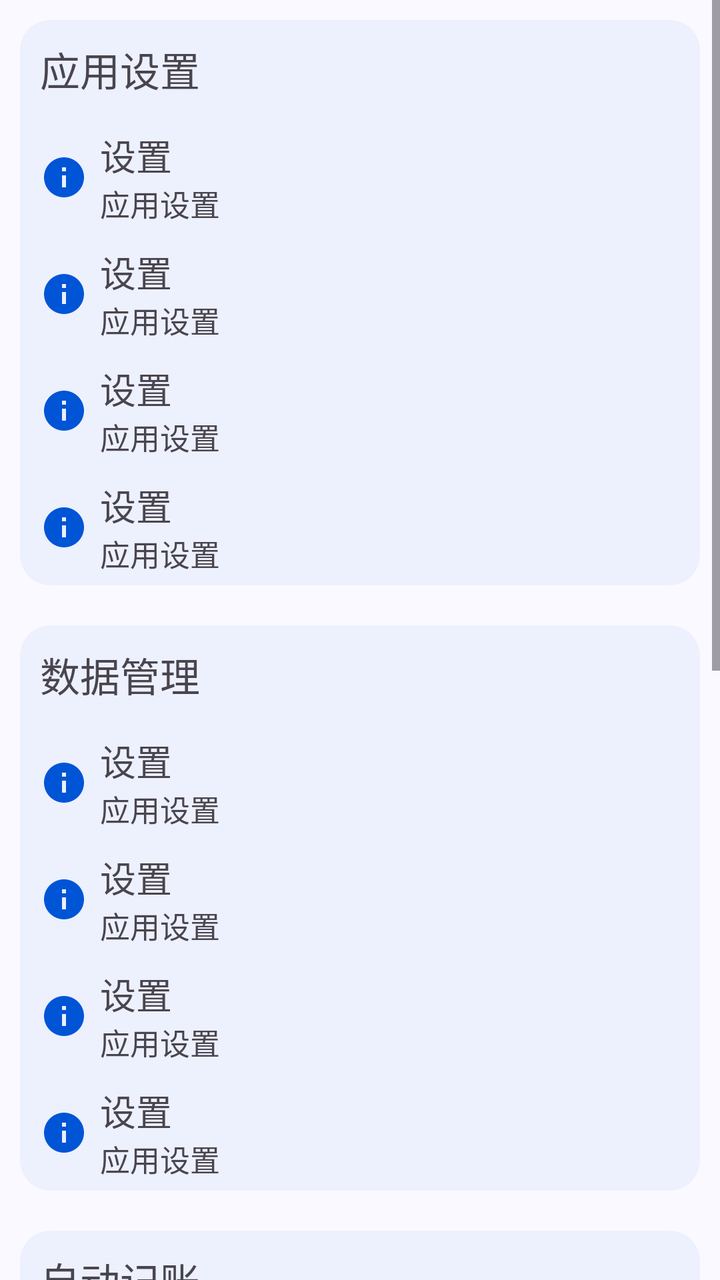
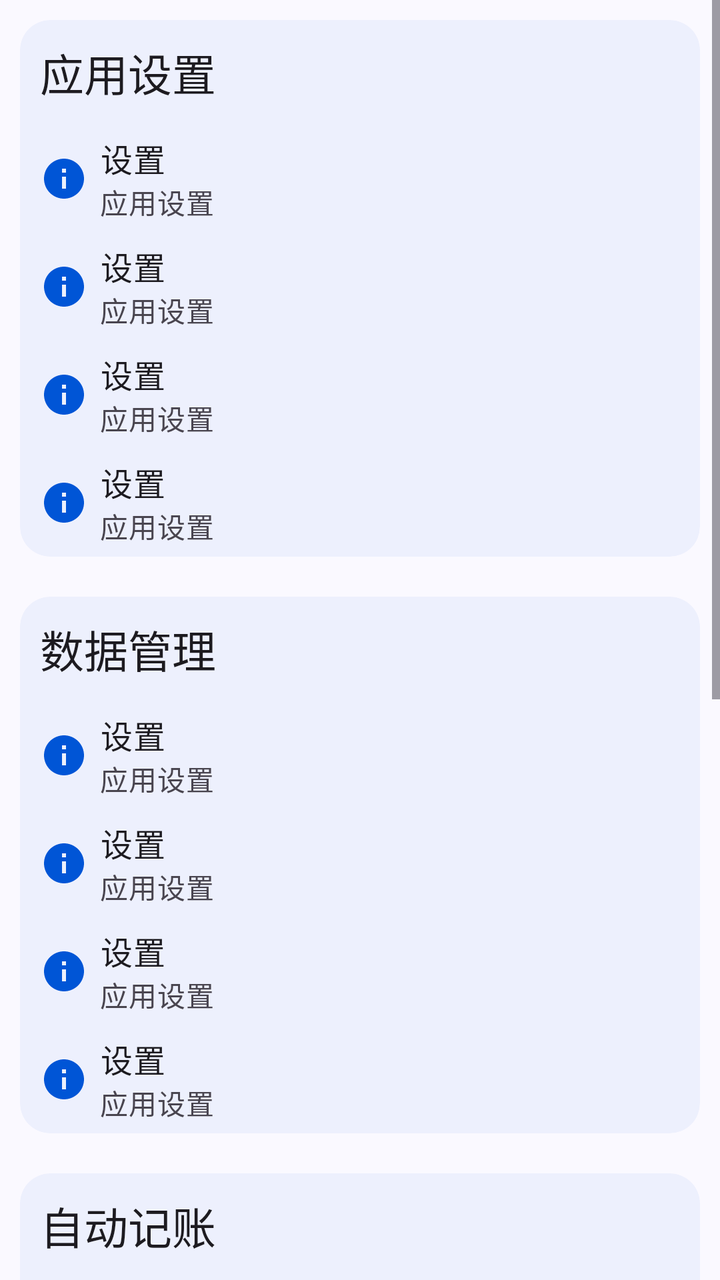

Before-and-after screenshots of an Android layout around one commit, followed by the original layout XML and the change that was made.
<!-- AndroidManifest.xml: application theme Theme.ManagerAssistant.Static -->
<!-- res/layout/fragment_setting.xml -->
<ScrollView xmlns:android="http://schemas.android.com/apk/res/android"
    xmlns:tools="http://schemas.android.com/tools"
    style="@style/CommonPageStyle"
    android:layout_width="match_parent"
    android:layout_height="match_parent"
    android:orientation="vertical"
    tools:context=".ui.pages.setting.SettingFragment">

    <LinearLayout
        android:layout_width="match_parent"
        android:layout_height="wrap_content"
        android:orientation="vertical">

        <com.google.android.material.card.MaterialCardView
            style="@style/ContentCardStyle"
            android:layout_width="match_parent"
            android:layout_height="wrap_content">

            <LinearLayout
                android:id="@+id/app_settings_layout"
                android:layout_width="match_parent"
                android:layout_height="match_parent"
                android:orientation="vertical">

                <com.google.android.material.textview.MaterialTextView
                    style="@style/LabelTextViewStyle"
                    android:layout_width="wrap_content"
                    android:layout_height="wrap_content"
                    android:text="@string/setting" />

                <include
                    android:id="@+id/theme_mode_option"
                    layout="@layout/view_setting_option" />

                <include
                    android:id="@+id/dynamic_color_option"
                    layout="@layout/view_setting_option" />

                <include
                    android:id="@+id/first_screen_option"
                    layout="@layout/view_setting_option" />

                <include
                    android:id="@+id/home_links_option"
                    layout="@layout/view_setting_option" />
            </LinearLayout>
        </com.google.android.material.card.MaterialCardView>

        <com.google.android.material.card.MaterialCardView
            style="@style/ContentCardStyle"
            android:layout_width="match_parent"
            android:layout_height="wrap_content">

            <LinearLayout
                android:id="@+id/data_manage_layout"
                android:layout_width="match_parent"
                android:layout_height="wrap_content"
                android:orientation="vertical">

                <com.google.android.material.textview.MaterialTextView
                    style="@style/LabelTextViewStyle"
                    android:layout_width="wrap_content"
                    android:layout_height="wrap_content"
                    android:text="@string/data_manage" />

                <include
                    android:id="@+id/export_data_option"
                    layout="@layout/view_setting_option" />

                <include
                    android:id="@+id/import_data_option"
                    layout="@layout/view_setting_option" />

                <include
                    android:id="@+id/clear_account_data_option"
                    layout="@layout/view_setting_option" />

                <include
                    android:id="@+id/auto_backup_option"
                    layout="@layout/view_setting_option" />

                <LinearLayout
                    android:id="@+id/auto_backup_layout"
                    android:layout_width="match_parent"
                    android:layout_height="wrap_content"
                    android:orientation="vertical"
                    android:visibility="gone">

                    <include
                        android:id="@+id/backup_frequency_option"
                        layout="@layout/view_setting_option" />

                    <include
                        android:id="@+id/backup_directory_option"
                        layout="@layout/view_setting_option" />
                </LinearLayout>
            </LinearLayout>
        </com.google.android.material.card.MaterialCardView>

        <com.google.android.material.card.MaterialCardView
            style="@style/ContentCardStyle"
            android:layout_width="match_parent"
            android:layout_height="wrap_content">

            <LinearLayout
                android:id="@+id/auto_bookkeeping_layout"
                android:layout_width="match_parent"
                android:layout_height="wrap_content"
                android:orientation="vertical">

                <com.google.android.material.textview.MaterialTextView
                    style="@style/LabelTextViewStyle"
                    android:layout_width="wrap_content"
                    android:layout_height="wrap_content"
                    android:text="@string/auto_bookkeeping" />

                <include
                    android:id="@+id/notification_analysis_switch_option"
                    layout="@layout/view_setting_option" />

                <LinearLayout
                    android:id="@+id/rule_manage_layout"
                    android:layout_width="match_parent"
                    android:layout_height="wrap_content"
                    android:orientation="vertical"
                    android:visibility="gone">

                    <include
                        android:id="@+id/rule_manage_option"
                        layout="@layout/view_setting_option" />

                    <include
                        android:id="@+id/reset_rule_option"
                        layout="@layout/view_setting_option" />
                </LinearLayout>
            </LinearLayout>
        </com.google.android.material.card.MaterialCardView>

        <com.google.android.material.card.MaterialCardView
            style="@style/ContentCardStyle"
            android:layout_width="match_parent"
            android:layout_height="wrap_content">

            <LinearLayout
                android:id="@+id/background_settings_layout"
                android:layout_width="match_parent"
                android:layout_height="wrap_content"
                android:orientation="vertical">

                <com.google.android.material.textview.MaterialTextView
                    style="@style/LabelTextViewStyle"
                    android:layout_width="wrap_content"
                    android:layout_height="wrap_content"
                    android:text="@string/background_setting" />

                <include
                    android:id="@+id/hide_background_option"
                    layout="@layout/view_setting_option" />

                <include
                    android:id="@+id/auto_start_option"
                    layout="@layout/view_setting_option" />

                <include
                    android:id="@+id/battery_optimization_option"
                    layout="@layout/view_setting_option" />
            </LinearLayout>
        </com.google.android.material.card.MaterialCardView>

        <com.google.android.material.card.MaterialCardView
            style="@style/ContentCardStyle"
            android:layout_width="match_parent"
            android:layout_height="wrap_content">

            <LinearLayout
                android:id="@+id/about_layout"
                android:layout_width="match_parent"
                android:layout_height="match_parent"
                android:orientation="vertical">

                <com.google.android.material.textview.MaterialTextView
                    style="@style/LabelTextViewStyle"
                    android:layout_width="wrap_content"
                    android:layout_height="wrap_content"
                    android:text="@string/about" />

                <include
                    android:id="@+id/about_option"
                    layout="@layout/view_setting_option" />

                <include
                    android:id="@+id/update_log_option"
                    layout="@layout/view_setting_option" />

                <include
                    android:id="@+id/update_check_option"
                    layout="@layout/view_setting_option" />
            </LinearLayout>
        </com.google.android.material.card.MaterialCardView>
    </LinearLayout>
</ScrollView>
<!-- res/layout/view_setting_option.xml (included above) -->
<androidx.constraintlayout.widget.ConstraintLayout xmlns:android="http://schemas.android.com/apk/res/android"
    xmlns:app="http://schemas.android.com/apk/res-auto"
    android:id="@+id/constraint_layout"
    style="@style/SettingOptionStyle"
    android:layout_width="match_parent"
    android:layout_height="wrap_content"
    android:paddingTop="5dp"
    android:paddingBottom="5dp">

    <LinearLayout
        android:id="@+id/free_layout"
        android:layout_width="wrap_content"
        android:layout_height="wrap_content"
        android:orientation="horizontal"
        app:layout_constraintBottom_toBottomOf="parent"
        app:layout_constraintEnd_toEndOf="parent"
        app:layout_constraintTop_toTopOf="parent" />

    <ImageView
        android:id="@+id/icon_view"
        style="@style/ImageViewStyle"
        android:layout_width="wrap_content"
        android:layout_height="wrap_content"
        android:importantForAccessibility="no"
        android:src="@drawable/baseline_info_24"
        app:layout_constraintBottom_toBottomOf="parent"
        app:layout_constraintStart_toStartOf="parent"
        app:layout_constraintTop_toTopOf="parent" />

    <LinearLayout
        android:layout_width="0dp"
        android:layout_height="wrap_content"
        android:orientation="vertical"
        app:layout_constraintBottom_toBottomOf="parent"
        app:layout_constraintEnd_toStartOf="@id/free_layout"
        app:layout_constraintHorizontal_bias="0.0"
        app:layout_constraintStart_toStartOf="parent"
        app:layout_constraintTop_toTopOf="parent">

        <com.google.android.material.textview.MaterialTextView
            android:id="@+id/title_text"
            android:layout_width="wrap_content"
            android:layout_height="wrap_content"
            android:layout_gravity="center_vertical"
            android:layout_marginStart="40dp"
            android:ellipsize="end"
            android:focusableInTouchMode="true"
            android:singleLine="true"
            android:text="@string/title_setting"
            android:textSize="18sp" />

        <com.google.android.material.textview.MaterialTextView
            android:id="@+id/description_text"
            android:layout_width="wrap_content"
            android:layout_height="wrap_content"
            android:layout_marginStart="40dp"
            android:ellipsize="end"
            android:focusableInTouchMode="true"
            android:singleLine="true"
            android:text="@string/setting"
            android:textColor="?attr/colorControlNormal"
            android:textSize="15sp" />
    </LinearLayout>
</androidx.constraintlayout.widget.ConstraintLayout>
<!-- resources referenced by this layout -->
<resources>
  <!-- drawable baseline_info_24 (drawable) -->
  <vector xmlns:android="http://schemas.android.com/apk/res/android" android:height="24dp" android:tint="#000000" android:viewportHeight="24" android:viewportWidth="24" android:width="24dp">
        
      <path android:fillColor="@android:color/white" android:pathData="M12,2C6.48,2 2,6.48 2,12s4.48,10 10,10 10,-4.48 10,-10S17.52,2 12,2zM13,17h-2v-6h2v6zM13,9h-2L11,7h2v2z"/>
      
  </vector>
  <string name="about">关于</string>
  <string name="auto_bookkeeping">自动记账</string>
  <string name="background_setting">后台设置</string>
  <string name="data_manage">数据管理</string>
  <string name="setting">应用设置</string>
  <string name="title_setting">设置</string>
  <style name="CommonPageStyle">
          <item name="android:fitsSystemWindows">true</item>
          <item name="android:background">?attr/colorSurface</item>
      </style>
  <style name="ContentCardStyle">
          <item name="cardBackgroundColor">@color/card_background_color</item>
          <item name="cardCornerRadius">15dp</item>
          <item name="strokeColor">@android:color/transparent</item>
          <item name="android:layout_marginTop">10dp</item>
          <item name="android:layout_marginStart">10dp</item>
          <item name="android:layout_marginEnd">10dp</item>
          <item name="android:layout_marginBottom">10dp</item>
      </style>
  <style name="ImageViewStyle">
          <item name="backgroundTint">@android:color/transparent</item>
          <item name="tint">?attr/colorPrimary</item>
          <item name="android:padding">10dp</item>
      </style>
  <style name="LabelTextViewStyle">
          <item name="android:paddingStart">10dp</item>
          <item name="android:paddingEnd">10dp</item>
          <item name="android:paddingTop">10dp</item>
          <item name="android:paddingBottom">10dp</item>
          <item name="android:textSize">20sp</item>
      </style>
  <style name="SettingOptionStyle">
          <item name="android:clickable">true</item>
          <item name="android:focusable">true</item>
          <item name="android:background">@drawable/ripple_rectangle</item>
      </style>
  <color name="color_primary">#0055d6</color>
  <color name="color_on_primary">#ffffff</color>
  <color name="color_primary_container">#d8e1fe</color>
  <color name="color_secondary_container">#e0e1ff</color>
  <color name="color_surface">#faf9ff</color>
  <color name="color_surface_container">#ebedfa</color>
  <color name="color_surface_container_low">#edeffc</color>
  <style name="ToolBarStyle" parent="Widget.Material3.Toolbar">
          <item name="android:backgroundTint">?attr/colorSurface</item>
          <item name="navigationIconTint">?attr/colorPrimary</item>
          <item name="contentInsetStart">10dp</item>
          <item name="titleTextAppearance">@style/TitleStyle</item>
      </style>
  <style name="TitleStyle">
          <item name="android:textSize">23sp</item>
      </style>
  <!-- unchanged entries left out for length: 2 -->
</resources>

<!-- the commit's change to res/layout/fragment_setting.xml (unified diff, before → after) -->
@@ -3,7 +3,6 @@
     style="@style/CommonPageStyle"
     android:layout_width="match_parent"
     android:layout_height="match_parent"
-    android:orientation="vertical"
     tools:context=".ui.pages.setting.SettingFragment">
 
     <LinearLayout
@@ -23,7 +22,7 @@
                 android:orientation="vertical">
 
                 <com.google.android.material.textview.MaterialTextView
-                    style="@style/LabelTextViewStyle"
+                    style="@style/LargeTitleTextViewStyle"
                     android:layout_width="wrap_content"
                     android:layout_height="wrap_content"
                     android:text="@string/setting" />
@@ -58,7 +57,7 @@
                 android:orientation="vertical">
 
                 <com.google.android.material.textview.MaterialTextView
-                    style="@style/LabelTextViewStyle"
+                    style="@style/LargeTitleTextViewStyle"
                     android:layout_width="wrap_content"
                     android:layout_height="wrap_content"
                     android:text="@string/data_manage" />
@@ -109,7 +108,7 @@
                 android:orientation="vertical">
 
                 <com.google.android.material.textview.MaterialTextView
-                    style="@style/LabelTextViewStyle"
+                    style="@style/LargeTitleTextViewStyle"
                     android:layout_width="wrap_content"
                     android:layout_height="wrap_content"
                     android:text="@string/auto_bookkeeping" />
@@ -148,7 +147,7 @@
                 android:orientation="vertical">
 
                 <com.google.android.material.textview.MaterialTextView
-                    style="@style/LabelTextViewStyle"
+                    style="@style/LargeTitleTextViewStyle"
                     android:layout_width="wrap_content"
                     android:layout_height="wrap_content"
                     android:text="@string/background_setting" />
@@ -179,7 +178,7 @@
                 android:orientation="vertical">
 
                 <com.google.android.material.textview.MaterialTextView
-                    style="@style/LabelTextViewStyle"
+                    style="@style/LargeTitleTextViewStyle"
                     android:layout_width="wrap_content"
                     android:layout_height="wrap_content"
                     android:text="@string/about" />
@@ -241,6 +240,7 @@
 
         <com.google.android.material.textview.MaterialTextView
             android:id="@+id/title_text"
+            style="@style/LargeBodyTextViewStyle"
             android:layout_width="wrap_content"
             android:layout_height="wrap_content"
             android:layout_gravity="center_vertical"
@@ -248,11 +248,11 @@
             android:ellipsize="end"
             android:focusableInTouchMode="true"
             android:singleLine="true"
-            android:text="@string/title_setting"
-            android:textSize="18sp" />
+            android:text="@string/title_setting" />
 
         <com.google.android.material.textview.MaterialTextView
             android:id="@+id/description_text"
+            style="@style/MediumBodyTextViewStyle"
             android:layout_width="wrap_content"
             android:layout_height="wrap_content"
             android:layout_marginStart="40dp"
@@ -260,7 +260,6 @@
             android:focusableInTouchMode="true"
             android:singleLine="true"
             android:text="@string/setting"
-            android:textColor="?attr/colorControlNormal"
-            android:textSize="15sp" />
+            android:textColor="?attr/colorControlNormal" />
     </LinearLayout>
 </androidx.constraintlayout.widget.ConstraintLayout>
<!-- resource entries referenced after the edit -->
@@ -30,17 +30,33 @@
           <item name="tint">?attr/colorPrimary</item>
           <item name="android:padding">10dp</item>
       </style>
-  <style name="LabelTextViewStyle">
-          <item name="android:paddingStart">10dp</item>
-          <item name="android:paddingEnd">10dp</item>
-          <item name="android:paddingTop">10dp</item>
-          <item name="android:paddingBottom">10dp</item>
-          <item name="android:textSize">20sp</item>
+  <style name="LargeBodyTextViewStyle" parent="TextViewStyleBase">
+          <item name="android:paddingStart">0dp</item>
+          <item name="android:paddingBottom">0dp</item>
+          <item name="android:paddingEnd">0dp</item>
+          <item name="android:paddingTop">0dp</item>
+          <item name="android:textAppearance">?attr/textAppearanceBodyLarge</item>
+      </style>
+  <style name="LargeTitleTextViewStyle" parent="TextViewStyleBase">
+          <item name="android:textAppearance">?attr/textAppearanceTitleLarge</item>
+      </style>
+  <style name="MediumBodyTextViewStyle" parent="TextViewStyleBase">
+          <item name="android:paddingStart">0dp</item>
+          <item name="android:paddingBottom">0dp</item>
+          <item name="android:paddingEnd">0dp</item>
+          <item name="android:paddingTop">0dp</item>
+          <item name="android:textAppearance">?attr/textAppearanceBodyMedium</item>
       </style>
   <style name="SettingOptionStyle">
           <item name="android:clickable">true</item>
           <item name="android:focusable">true</item>
           <item name="android:background">@drawable/ripple_rectangle</item>
+      </style>
+  <style name="TextViewStyleBase">
+          <item name="android:paddingStart">10dp</item>
+          <item name="android:paddingEnd">10dp</item>
+          <item name="android:paddingTop">10dp</item>
+          <item name="android:paddingBottom">10dp</item>
       </style>
   <color name="color_primary">#0055d6</color>
   <color name="color_on_primary">#ffffff</color>
@@ -53,10 +69,7 @@
           <item name="android:backgroundTint">?attr/colorSurface</item>
           <item name="navigationIconTint">?attr/colorPrimary</item>
           <item name="contentInsetStart">10dp</item>
-          <item name="titleTextAppearance">@style/TitleStyle</item>
-      </style>
-  <style name="TitleStyle">
-          <item name="android:textSize">23sp</item>
+          <item name="titleTextAppearance">?attr/textAppearanceHeadlineSmall</item>
       </style>
   <!-- unchanged entries left out for length: 2 -->
 </resources>
